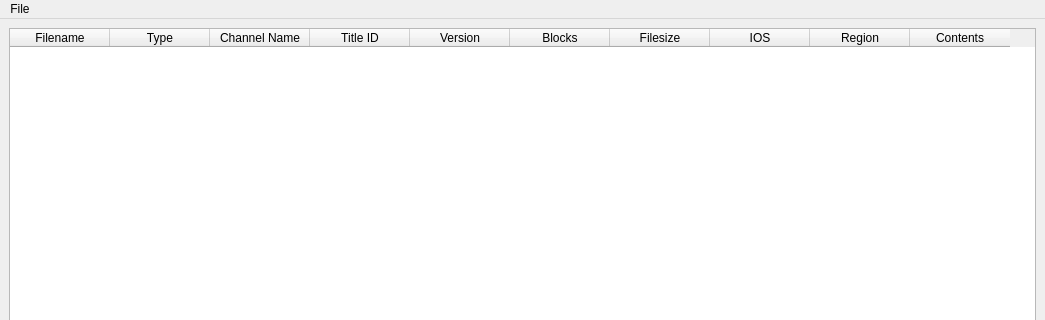
NinjaCheetah/ShowMiiWADs-Py, file qt/ui/MainWindow.ui: the form before one commit; both pictures show x 0 to 1045 and y 0 to 320 of the 1045 by 545 pixel window.
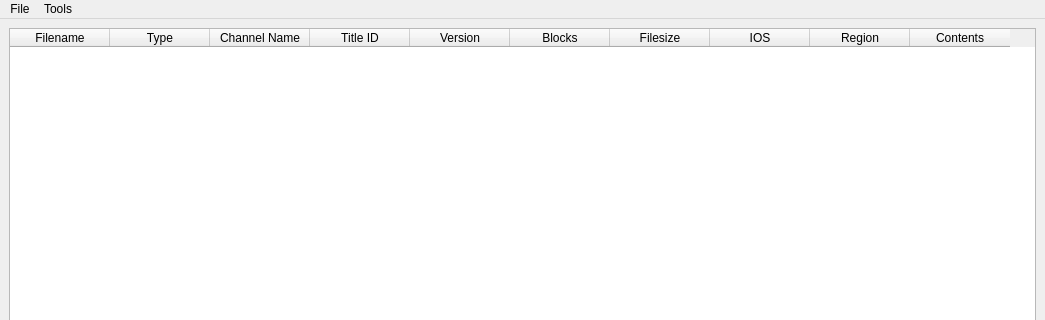
The form after the commit.

Patch:
```diff
--- a/qt/ui/MainWindow.ui
+++ b/qt/ui/MainWindow.ui
@@ -117,7 +117,15 @@
     <addaction name="separator"/>
     <addaction name="file_exit"/>
    </widget>
+   <widget class="QMenu" name="menuTools">
+    <property name="title">
+     <string>Tools</string>
+    </property>
+    <addaction name="tools_lz77_compress"/>
+    <addaction name="tools_lz77_decompress"/>
+   </widget>
    <addaction name="menuFile"/>
+   <addaction name="menuTools"/>
   </widget>
   <widget class="QStatusBar" name="statusbar"/>
   <action name="file_open_folder">
```
Left out of the diff: 10 changed lines with no effect on the pictures.
